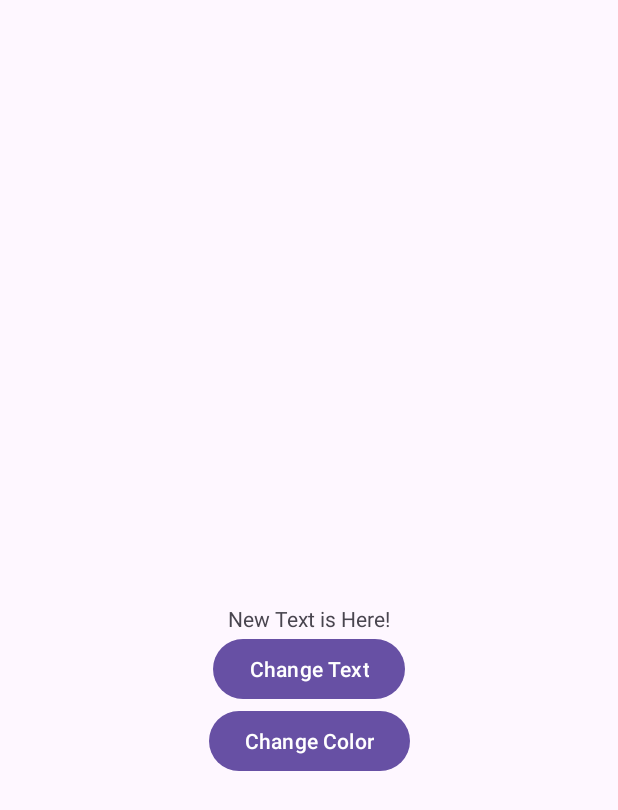
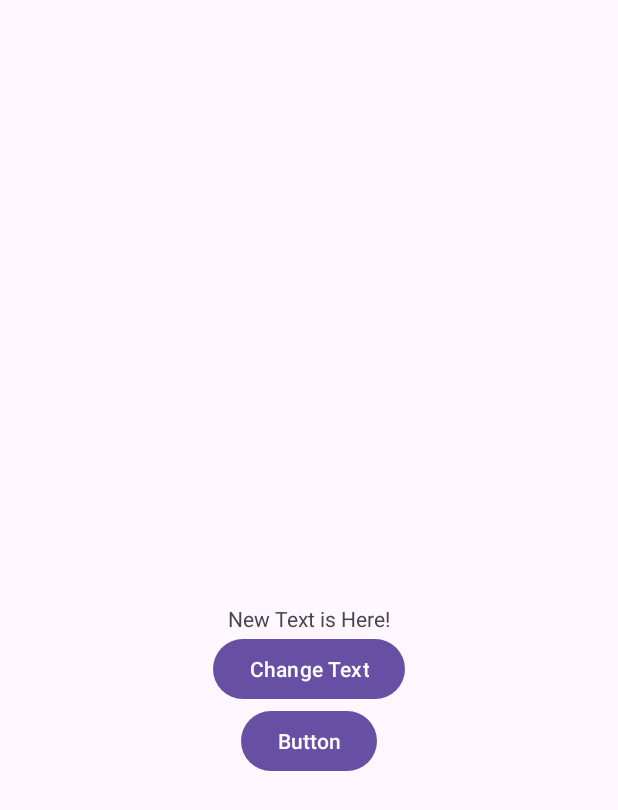
Before and after one commit to MatasKornelijusVanagas/PD1_Mob_Matas, an Android app: the screen it shows after launch (MainActivity), after a tap on "Change Text", on a phone screen of 412 x 824 dp. Shown: the top 810 px of the screen. Run offline under Robolectric (Android 15) with nearby library versions, the phone set to English and light mode, and no system bars.

Commit message:
Revert "Change Color on Click"
This reverts commit dec2736a8de859f53fef325e7ccedc2352f06ccd.

```diff
--- a/app/src/main/java/com/example/pd1_mob_matas/MainActivity.java
+++ b/app/src/main/java/com/example/pd1_mob_matas/MainActivity.java
@@ -3,7 +3,6 @@ package com.example.pd1_mob_matas;
 import android.os.Bundle;
 import android.view.View;
 import android.widget.TextView;
-import android.graphics.Color;
 
 import androidx.activity.EdgeToEdge;
 import androidx.appcompat.app.AppCompatActivity;
@@ -35,10 +34,4 @@ public class MainActivity extends AppCompatActivity {
         tvChangeText.setText("New Text is Here!");
 
     }
-
-    public void onBtnChangeColor(View view) {
-
-        tvChangeText.setTextColor(Color.GREEN);
-
-    }
 }
--- a/app/src/main/res/layout/activity_main.xml
+++ b/app/src/main/res/layout/activity_main.xml
@@ -31,8 +31,7 @@
         android:id="@+id/btnChangeColor"
         android:layout_width="wrap_content"
         android:layout_height="wrap_content"
-        android:text="Change Color"
-        android:onClick="onBtnChangeColor"
+        android:text="Button"
         app:layout_constraintEnd_toEndOf="parent"
         app:layout_constraintStart_toStartOf="parent"
         app:layout_constraintTop_toBottomOf="@+id/btnChangeText" />
```
